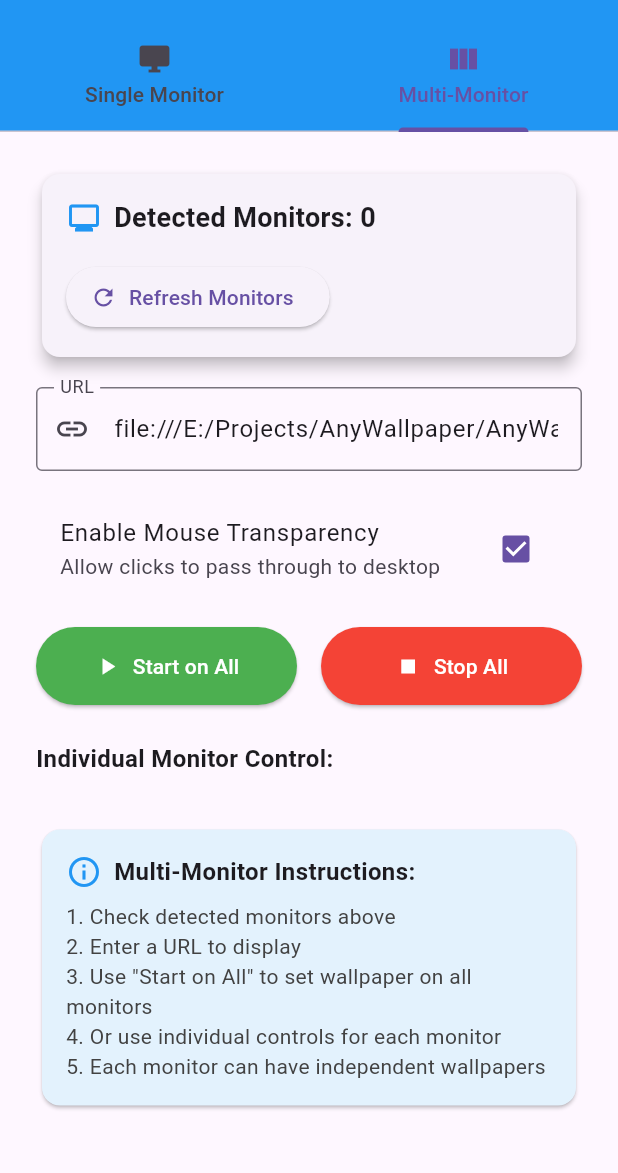
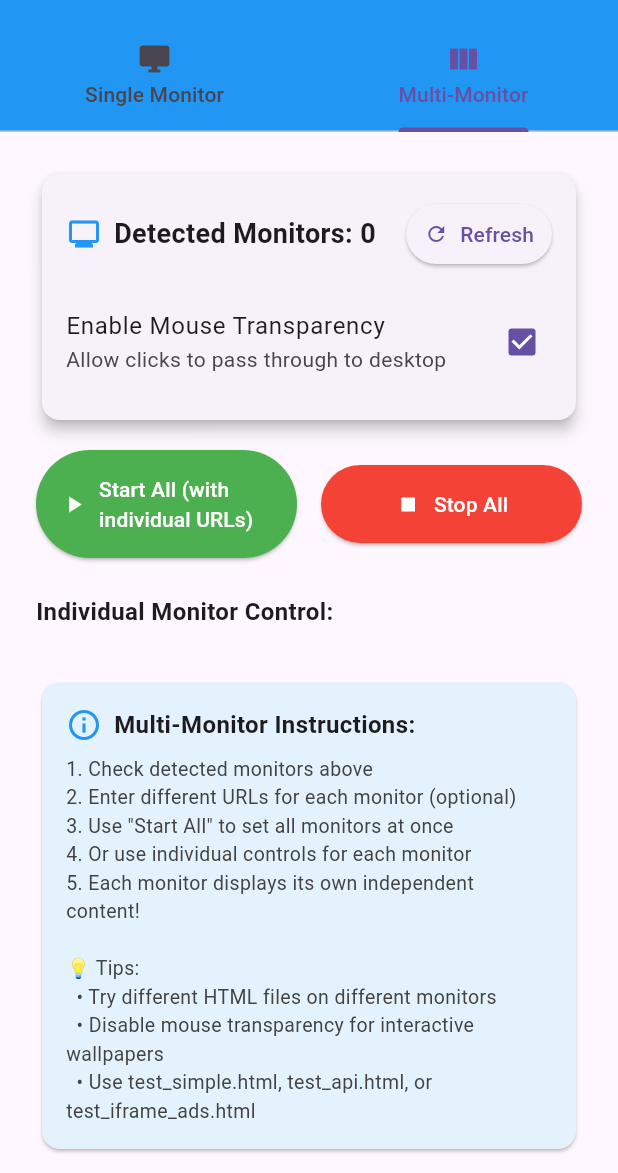
Before and after one commit to zhaibin/AnyWallpaper-Engine, a Flutter app: the screen it shows after launch, tab 2 chosen, on a phone screen of 412 x 824 dp, the part 63-1236 px from its top. Run offline on Flutter 3.47's test engine with Material 3 defaults, Android fonts, the phone set to English and light mode, and no system bars.

Commit message:
feat: 澧炲己澶氭樉绀哄櫒鍔熻兘 - 鏀寔涓嶅悓鍐呭
- 榛樿鏄剧ず澶氭樉绀哄櫒鐣岄潰锛堢洿鎺ヨ繘鍏?Multi-Monitor 鏍囩锛?- 姣忎釜鏄剧ず鍣ㄧ嫭绔嬬殑 URL 杈撳叆妗?- 鏀寔鍦ㄤ笉鍚屾樉绀哄櫒灞曠ず涓嶅悓鐨勫绾稿唴瀹?- 浼樺寲鐣岄潰甯冨眬鍜屼氦浜掍綋楠?- 娣诲姞浣跨敤鎻愮ず鍜屾渶浣冲疄璺靛缓璁?
Enhanced multi-monitor support:
- Default to multi-monitor tab
- Independent URL input for each monitor
- Support different wallpaper content per monitor
- Improved UI layout and user experience
- Added usage tips and best practices

```diff
--- a/example/lib/main.dart
+++ b/example/lib/main.dart
@@ -22,26 +22,36 @@ class _MyAppState extends State<MyApp> {
   // Multi-monitor support
   List<MonitorInfo> _monitors = [];
   Map<int, bool> _monitorWallpapers = {};  // Track which monitors have wallpapers
-  int _selectedTabIndex = 0;  // 0 = single, 1 = multi-monitor
+  Map<int, TextEditingController> _monitorUrlControllers = {};  // Each monitor has its own URL
+  int _selectedTabIndex = 1;  // Start with multi-monitor tab (0 = single, 1 = multi-monitor)
 
   @override
   void initState() {
     super.initState();
     _loadMonitors();
-    // Auto-start for testing - 3 seconds delay
-    Future.delayed(Duration(seconds: 3), () {
-      print('[APP] Auto-starting wallpaper for test...');
-      _startWallpaper();
-    });
+    // Don't auto-start - let user choose
+  }
+
+  @override
+  void dispose() {
+    _urlController.dispose();
+    for (final controller in _monitorUrlControllers.values) {
+      controller.dispose();
+    }
+    super.dispose();
   }
 
   Future<void> _loadMonitors() async {
     final monitors = await AnyWPEngine.getMonitors();
     setState(() {
       _monitors = monitors;
-      // Initialize wallpaper tracking
+      // Initialize wallpaper tracking and URL controllers for each monitor
       for (final monitor in monitors) {
         _monitorWallpapers[monitor.index] = false;
+        // Each monitor gets its own URL controller with default URL
+        _monitorUrlControllers[monitor.index] = TextEditingController(
+          text: 'file:///E:/Projects/AnyWallpaper/AnyWallpaper-Engine/examples/test_simple.html',
+        );
       }
     });
     print('[APP] Found ${monitors.length} monitor(s):');
@@ -107,9 +117,12 @@ class _MyAppState extends State<MyApp> {
   }
 
   Future<void> _startWallpaperOnMonitor(int monitorIndex) async {
-    final url = _urlController.text.trim();
+    final controller = _monitorUrlControllers[monitorIndex];
+    if (controller == null) return;
+
+    final url = controller.text.trim();
     if (url.isEmpty) {
-      _showMessage('Please enter a URL');
+      _showMessage('Please enter a URL for monitor $monitorIndex');
       return;
     }
 
@@ -147,24 +160,30 @@ class _MyAppState extends State<MyApp> {
   }
 
   Future<void> _startWallpaperOnAllMonitors() async {
-    final url = _urlController.text.trim();
-    if (url.isEmpty) {
-      _showMessage('Please enter a URL');
-      return;
-    }
+    print('[APP] Starting wallpaper on all monitors with individual URLs');
 
-    print('[APP] Starting wallpaper on all monitors');
-    final results = await AnyWPEngine.initializeWallpaperOnAllMonitors(
+    int successCount = 0;
+    for (final monitor in _monitors) {
+      final controller = _monitorUrlControllers[monitor.index];
+      if (controller == null) continue;
+
+      final url = controller.text.trim();
+      if (url.isEmpty) continue;
+
+      final success = await AnyWPEngine.initializeWallpaperOnMonitor(
         url: url,
+        monitorIndex: monitor.index,
         enableMouseTransparent: _mouseTransparent,
       );
 
       setState(() {
-      _monitorWallpapers.addAll(results);
+        _monitorWallpapers[monitor.index] = success;
       });
 
-    final successCount = results.values.where((v) => v).length;
-    _showMessage('Started wallpaper on $successCount/${results.length} monitor(s)');
+      if (success) successCount++;
+    }
+
+    _showMessage('Started wallpaper on $successCount/${_monitors.length} monitor(s)');
   }
 
   Future<void> _stopWallpaperOnAllMonitors() async {
@@ -340,45 +359,40 @@ class _MyAppState extends State<MyApp> {
                   children: [
                     Icon(Icons.monitor, color: Colors.blue),
                     SizedBox(width: 8),
-                    Text(
+                    Expanded(
+                      child: Text(
                         'Detected Monitors: ${_monitors.length}',
                         style: TextStyle(
                           fontSize: 18,
                           fontWeight: FontWeight.bold,
                         ),
                       ),
-                  ],
                     ),
-                SizedBox(height: 16),
                     ElevatedButton.icon(
                       onPressed: _loadMonitors,
-                  icon: Icon(Icons.refresh),
-                  label: Text('Refresh Monitors'),
+                      icon: Icon(Icons.refresh, size: 16),
+                      label: Text('Refresh'),
+                      style: ElevatedButton.styleFrom(
+                        padding: EdgeInsets.symmetric(horizontal: 12, vertical: 8),
+                      ),
                     ),
                   ],
                 ),
-          ),
-        ),
-        SizedBox(height: 16),
-        TextField(
-          controller: _urlController,
-          decoration: const InputDecoration(
-            labelText: 'URL',
-            hintText: 'Enter URL to display',
-            border: OutlineInputBorder(),
-            prefixIcon: Icon(Icons.link),
-          ),
-        ),
-        SizedBox(height: 16),
+                SizedBox(height: 12),
                 CheckboxListTile(
                   title: const Text('Enable Mouse Transparency'),
                   subtitle: const Text('Allow clicks to pass through to desktop'),
                   value: _mouseTransparent,
+                  contentPadding: EdgeInsets.zero,
                   onChanged: (value) {
                     setState(() {
                       _mouseTransparent = value ?? true;
                     });
                   },
+                ),
+              ],
+            ),
+          ),
         ),
         SizedBox(height: 16),
         Row(
@@ -387,7 +401,7 @@ class _MyAppState extends State<MyApp> {
               child: ElevatedButton.icon(
                 onPressed: _startWallpaperOnAllMonitors,
                 icon: Icon(Icons.play_arrow),
-                label: Text('Start on All'),
+                label: Text('Start All (with individual URLs)'),
                 style: ElevatedButton.styleFrom(
                   padding: EdgeInsets.all(16),
                   backgroundColor: Colors.green,
@@ -419,7 +433,9 @@ class _MyAppState extends State<MyApp> {
           ),
         ),
         SizedBox(height: 8),
-        ..._monitors.map((monitor) => Card(
+        ..._monitors.map((monitor) {
+          final controller = _monitorUrlControllers[monitor.index];
+          return Card(
             margin: EdgeInsets.symmetric(vertical: 8),
             child: Padding(
               padding: EdgeInsets.all(16),
@@ -472,6 +488,19 @@ class _MyAppState extends State<MyApp> {
                       ),
                     ],
                   ),
+                  SizedBox(height: 12),
+                  if (controller != null)
+                    TextField(
+                      controller: controller,
+                      decoration: InputDecoration(
+                        labelText: 'URL for Monitor ${monitor.index}',
+                        hintText: 'Enter URL to display',
+                        border: OutlineInputBorder(),
+                        prefixIcon: Icon(Icons.link, size: 20),
+                        contentPadding: EdgeInsets.symmetric(horizontal: 12, vertical: 12),
+                      ),
+                      style: TextStyle(fontSize: 14),
+                    ),
                   SizedBox(height: 8),
                   Row(
                     children: [
@@ -507,7 +536,8 @@ class _MyAppState extends State<MyApp> {
                 ],
               ),
             ),
-        )).toList(),
+          );
+        }).toList(),
         SizedBox(height: 24),
         Card(
           color: Colors.blue[50],
@@ -532,11 +562,15 @@ class _MyAppState extends State<MyApp> {
                 SizedBox(height: 8),
                 Text(
                   '1. Check detected monitors above\n'
-                  '2. Enter a URL to display\n'
-                  '3. Use "Start on All" to set wallpaper on all monitors\n'
+                  '2. Enter different URLs for each monitor (optional)\n'
+                  '3. Use "Start All" to set all monitors at once\n'
                   '4. Or use individual controls for each monitor\n'
-                  '5. Each monitor can have independent wallpapers',
-                  style: TextStyle(color: Colors.grey[800]),
+                  '5. Each monitor displays its own independent content!\n\n'
+                  '💡 Tips:\n'
+                  '  • Try different HTML files on different monitors\n'
+                  '  • Disable mouse transparency for interactive wallpapers\n'
+                  '  • Use test_simple.html, test_api.html, or test_iframe_ads.html',
+                  style: TextStyle(color: Colors.grey[800], fontSize: 13),
                 ),
               ],
             ),
```
Lines whose indentation alone changed are shown as unchanged.
